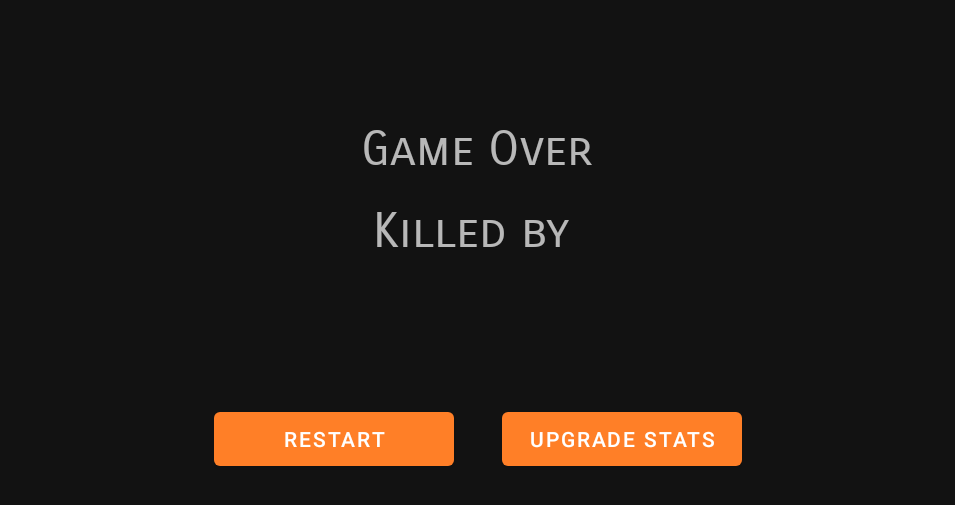
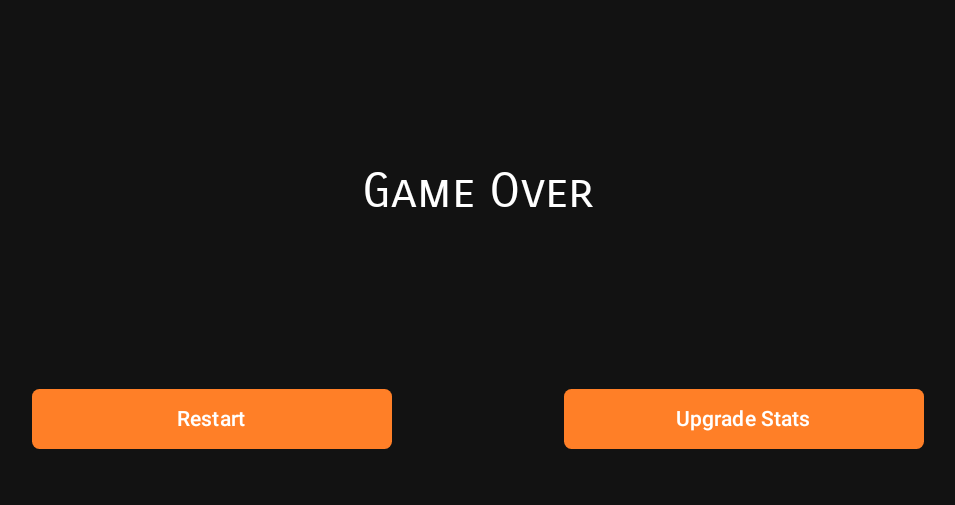
Before and after one commit to KathiBoguth/DungeonCrawler, an Android app built with Jetpack Compose: the GameOverView screen opened through its navigation route, on a phone screen of 824 x 412 dp (held sideways). Shown: the top 505 px of the screen, without its empty margins (140-1095 px from the left). Run offline under Robolectric (Android 15) with nearby library versions, the light colour scheme and no system bars; 3 statements that could not run were skipped.

Commit message:
fix endboss, add more compose screens

```diff
--- /dev/null
+++ b/app/src/main/java/com/example/dungeoncrawler/GameOverScreen.kt
@@ -0,0 +1,44 @@
+package com.example.dungeoncrawler
+
+import androidx.compose.foundation.layout.Arrangement
+import androidx.compose.foundation.layout.Column
+import androidx.compose.foundation.layout.Row
+import androidx.compose.foundation.layout.fillMaxSize
+import androidx.compose.foundation.layout.fillMaxWidth
+import androidx.compose.runtime.Composable
+import androidx.compose.ui.Alignment
+import androidx.compose.ui.Modifier
+import androidx.compose.ui.platform.LocalContext
+import androidx.compose.ui.res.stringResource
+import androidx.lifecycle.viewmodel.compose.viewModel
+import com.example.dungeoncrawler.mainMenu.MenuTitle
+import com.example.dungeoncrawler.mainMenu.NavigationButton
+import com.example.dungeoncrawler.viewmodel.MenuViewModel
+
+@Composable
+fun GameOverScreen(onNavigate: (Int) -> Unit, pauseMusicPlayer: () -> Unit) {
+    Column(Modifier.fillMaxSize(), horizontalAlignment = Alignment.CenterHorizontally, verticalArrangement = Arrangement.SpaceEvenly) {
+        MenuTitle(stringResource(R.string.game_over))
+        Row(Modifier.fillMaxWidth(), horizontalArrangement = Arrangement.SpaceEvenly) {
+            NavigationButton(
+                stringResource(id = R.string.restart),
+                onNavigate, R.id.action_gameOverView_to_gameView, pauseMusic = true, pauseMusicPlayer = pauseMusicPlayer)
+            NavigationButton(text = stringResource(id = R.string.upgrade_stats), onNavigate, R.id.action_gameOverView_to_statsUpgradeFragment)
+        }
+    }
+}
+
+@Composable
+fun GameOverScreen(
+    onNavigate: (Int) -> Unit,
+    menuViewModel: MenuViewModel = viewModel()
+) {
+
+    menuViewModel.setupMediaPlayer(LocalContext.current)
+    menuViewModel.startMediaPlayer()
+
+    GameOverScreen(
+        onNavigate = onNavigate,
+        pauseMusicPlayer = menuViewModel::pauseMediaPlayer
+    )
+}
--- a/app/src/main/java/com/example/dungeoncrawler/GameOverView.kt
+++ b/app/src/main/java/com/example/dungeoncrawler/GameOverView.kt
@@ -4,61 +4,25 @@ import android.os.Bundle
 import android.view.LayoutInflater
 import android.view.View
 import android.view.ViewGroup
+import androidx.compose.ui.platform.ComposeView
 import androidx.fragment.app.Fragment
 import androidx.fragment.app.activityViewModels
 import androidx.navigation.fragment.findNavController
-import com.example.dungeoncrawler.databinding.FragmentGameOverBinding
-import com.example.dungeoncrawler.viewmodel.GameViewModel
 import com.example.dungeoncrawler.viewmodel.MenuViewModel
 
 class GameOverView: Fragment() {
 
-    val gameViewModel: GameViewModel by activityViewModels()
     private val menuViewModel: MenuViewModel by activityViewModels()
-
-    private var binding: FragmentGameOverBinding? = null
 
     override fun onCreateView(
         inflater: LayoutInflater, container: ViewGroup?,
         savedInstanceState: Bundle?
     ): View {
-        // Inflate the layout for this fragment
-        val fragmentBinding = FragmentGameOverBinding.inflate(inflater, container, false)
-        binding = fragmentBinding
 
-        return fragmentBinding.root
-    }
-
-    override fun onViewCreated(view: View, savedInstanceState: Bundle?) {
-        super.onViewCreated(view, savedInstanceState)
-        binding?.apply {
-            lifecycleOwner = viewLifecycleOwner
-            gameOverFragment = this@GameOverView
+        return ComposeView(requireContext()).apply {
+            setContent {
+                GameOverScreen(onNavigate = { dest -> findNavController().navigate(dest) }, menuViewModel = menuViewModel )
+            }
         }
-        menuViewModel.startMediaPlayer()
-    }
-
-    override fun onPause() {
-        super.onPause()
-        menuViewModel.pauseMediaPlayer()
-    }
-
-    override fun onResume() {
-        super.onResume()
-        menuViewModel.startMediaPlayer()
-    }
-
-    override fun onDestroy() {
-        super.onDestroy()
-        menuViewModel.releaseMediaPlayer()
-    }
-
-    fun startGame() {
-        menuViewModel.pauseMediaPlayer()
-        this.findNavController().navigate(R.id.action_gameOverView_to_gameView)
-    }
-
-    fun upgradeStats() {
-        this.findNavController().navigate(R.id.action_gameOverView_to_statsUpgradeFragment)
     }
 }
--- a/app/src/main/java/com/example/dungeoncrawler/GameView.kt
+++ b/app/src/main/java/com/example/dungeoncrawler/GameView.kt
@@ -526,10 +526,6 @@ class GameView : Fragment() {
             if (levelObject.health <= 0) {
                 gameViewModel.level.movableEntitiesList.firstOrNull{ levelObject.id == it.id}?.position = Coordinates(-1, -1)
                 gameObjectView.visibility = View.GONE
-                //levelObject.positionChange.removeObserver(enemyObserver)
-                if (levelObject.id == "ogre"){
-                    gameViewModel.level.endBossDefeated()
-                }
                 return
             }
             val drawableName = if(levelObject is Ogre && levelObject.attackCharged) {
--- a/app/src/main/java/com/example/dungeoncrawler/MainFragment.kt
+++ b/app/src/main/java/com/example/dungeoncrawler/MainFragment.kt
@@ -8,7 +8,6 @@ import androidx.compose.ui.platform.ComposeView
 import androidx.fragment.app.Fragment
 import androidx.fragment.app.activityViewModels
 import androidx.navigation.fragment.findNavController
-import com.example.dungeoncrawler.databinding.FragmentMainBinding
 import com.example.dungeoncrawler.mainMenu.MainMenuScreen
 import com.example.dungeoncrawler.viewmodel.MenuViewModel
 
@@ -16,15 +15,11 @@ class MainFragment : Fragment() {
 
     private val menuViewModel: MenuViewModel by activityViewModels()
 
-    private var binding: FragmentMainBinding? = null
-
     override fun onCreateView(
         inflater: LayoutInflater,
         container: ViewGroup?,
         savedInstanceState: Bundle?
     ): View {
-        // val fragmentBinding = FragmentMainBinding.inflate(inflater, container, false)
-        // binding = fragmentBinding
 
         return ComposeView(requireContext()).apply {
             setContent {
@@ -32,37 +27,4 @@ class MainFragment : Fragment() {
             }
         }
     }
-
-    override fun onViewCreated(view: View, savedInstanceState: Bundle?) {
-        super.onViewCreated(view, savedInstanceState)
-        binding?.apply {
-            lifecycleOwner = viewLifecycleOwner
-            mainFragment = this@MainFragment
-        }
-        //menuViewModel.setupMediaPlayer(requireContext())
-    }
-
-//    override fun onPause() {
-//        super.onPause()
-//        menuViewModel.pauseMediaPlayer()
-//    }
-//
-//    override fun onResume() {
-//        super.onResume()
-//        menuViewModel.startMediaPlayer()
-//    }
-//
-//    override fun onDestroy() {
-//        super.onDestroy()
-//        menuViewModel.releaseMediaPlayer()
-//    }
-
-    fun startGame() {
-        menuViewModel.pauseMediaPlayer()
-        this.findNavController().navigate(R.id.action_mainFragment_to_gameView)
-    }
-
-    fun upgradeStats() {
-        this.findNavController().navigate(R.id.action_mainFragment_to_statsUpgradeFragment)
-    }
 }
--- a/app/src/main/res/layout/fragment_game_over.xml
+++ /dev/null
@@ -1,76 +0,0 @@
-<?xml version="1.0" encoding="utf-8"?>
-<layout xmlns:android="http://schemas.android.com/apk/res/android"
-    xmlns:app="http://schemas.android.com/apk/res-auto"
-    xmlns:tools="http://schemas.android.com/tools"
-    tools:context=".MainFragment">
-
-    <data>
-        <variable
-            name="gameOverFragment"
-            type="com.example.dungeoncrawler.GameOverView" />
-    </data>
-
-    <androidx.constraintlayout.widget.ConstraintLayout
-        android:id="@+id/constraint"
-        android:layout_width="match_parent"
-        android:layout_height="match_parent">
-
-        <TextView
-            android:id="@+id/upgrade_stats"
-            android:layout_width="wrap_content"
-            android:layout_height="wrap_content"
-            android:layout_marginTop="80dp"
-            android:fontFamily="sans-serif-smallcaps"
-            android:text="@string/game_over"
-            android:textSize="32sp"
-            app:layout_constraintEnd_toEndOf="parent"
-            app:layout_constraintHorizontal_bias="0.499"
-            app:layout_constraintStart_toStartOf="parent"
-            app:layout_constraintTop_toTopOf="parent" />
-
-        <TextView
-            android:id="@+id/current_health"
-            android:layout_width="wrap_content"
-            android:layout_height="wrap_content"
-            android:layout_marginTop="16dp"
-            android:fontFamily="sans-serif-smallcaps"
-            android:text="@{@string/killed_by_message(gameOverFragment.gameViewModel.killedBy)}"
-            android:textSize="32sp"
-            app:layout_constraintEnd_toEndOf="parent"
-            app:layout_constraintStart_toStartOf="parent"
-            app:layout_constraintTop_toBottomOf="@+id/upgrade_stats"
-            tools:text="Killed by someone"/>
-
-        <androidx.constraintlayout.widget.ConstraintLayout
-            android:layout_width="wrap_content"
-            android:layout_height="wrap_content"
-            android:layout_marginTop="150dp"
-            app:layout_constraintTop_toBottomOf="@id/upgrade_stats"
-            app:layout_constraintStart_toStartOf="parent"
-            app:layout_constraintEnd_toEndOf="parent">
-
-
-            <Button
-                android:id="@+id/start_game"
-                android:layout_width="160dp"
-                android:layout_height="wrap_content"
-                android:onClick="@{() -> gameOverFragment.startGame()}"
-                android:text="@string/restart"
-                app:layout_constraintStart_toStartOf="parent"
-                app:layout_constraintTop_toTopOf="parent" />
-
-            <Button
-                android:id="@+id/statsUpgrade"
-                android:layout_width="160dp"
-                android:layout_height="wrap_content"
-                android:layout_marginStart="32dp"
-                android:onClick="@{() -> gameOverFragment.upgradeStats()}"
-                android:text="@string/upgrade_stats"
-                app:layout_constraintStart_toEndOf="@id/start_game"
-                app:layout_constraintTop_toTopOf="parent" />
-
-        </androidx.constraintlayout.widget.ConstraintLayout>
-
-    </androidx.constraintlayout.widget.ConstraintLayout>
-
-</layout>
```
Also changed, not shown: app/src/main/java/com/example/dungeoncrawler/VictoryScreen.kt (added, +43 -0 lines), app/src/main/java/com/example/dungeoncrawler/VictoryView.kt (+6 -42 lines), app/src/main/java/com/example/dungeoncrawler/viewmodel/GameViewModel.kt (+10 -5 lines), app/src/main/java/com/example/dungeoncrawler/viewmodel/MenuViewModel.kt (+43 -43 lines), app/src/main/res/layout/fragment_main.xml (deleted, +0 -62 lines), app/src/main/res/layout/fragment_victory.xml (deleted, +0 -77 lines).
